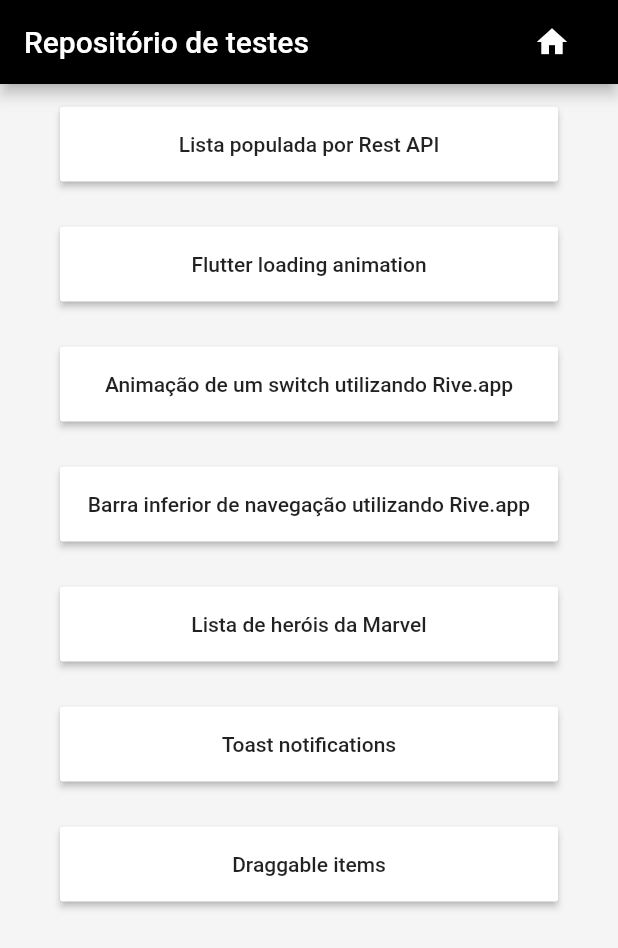
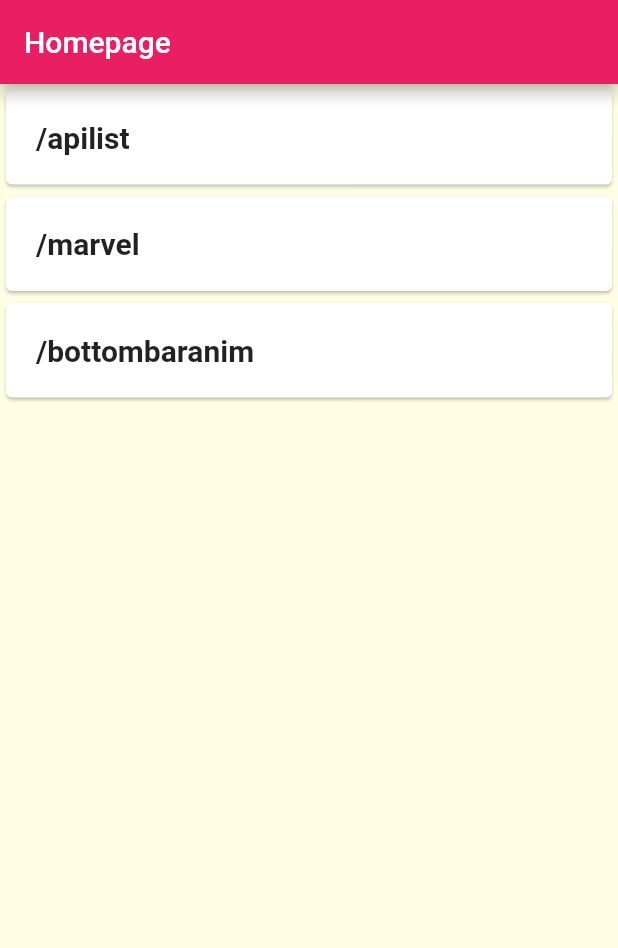
Before and after one commit to filipero/TesteFlutter, a Flutter app: the screen it shows after launch, on a phone screen of 412 x 824 dp. Shown: the top 948 px of the screen. Run offline on Flutter 3.47's test engine with Material 2 defaults, Android fonts, the phone set to English and light mode, and no system bars; drawn by our look-alikes of oktoast; our stand-ins replace flare_flutter; missing offline and left inert: random_color; Roboto replaces fonts that are missing (Raleway, RobotoCondensed).

Commit message:
Refatoração de navegação

```diff
--- a/lib/Screens/bottombaranimation.dart
+++ b/lib/Screens/bottombaranimation.dart
@@ -3,6 +3,7 @@ import 'package:flutter/material.dart';
 import 'package:flare_flutter/flare_actor.dart';
 
 class BottomBarAnim extends StatefulWidget {
+  static const routeName = '/bottombaranim';
   @override
   State createState() => new BottomBarAnimState();
 }
--- a/lib/Screens/draggableitems.dart
+++ b/lib/Screens/draggableitems.dart
@@ -2,6 +2,7 @@ import 'package:flutter/material.dart';
 import '../Widgets/moveablestackitem.dart';
 
 class DraggableItems extends StatefulWidget {
+  static const routeName = '/draggableitems';
   @override
   _DraggableItemsState createState() => _DraggableItemsState();
 }
--- a/lib/Screens/listviewapi.dart
+++ b/lib/Screens/listviewapi.dart
@@ -4,6 +4,7 @@ import 'package:flutter/material.dart';
 import 'package:http/http.dart' as http;
 
 class ApiList extends StatefulWidget {
+  static const routeName = '/apilist';
   @override
   ApiListState createState() => new ApiListState();
 }
--- a/lib/Screens/loaderanim.dart
+++ b/lib/Screens/loaderanim.dart
@@ -1,6 +1,7 @@
 import 'package:flutter/material.dart';
 
 class Loader extends StatefulWidget {
+  static const routeName = '/loader';
   @override
   State createState() => new LoaderState();
 }
--- a/lib/Screens/marvelheroes.dart
+++ b/lib/Screens/marvelheroes.dart
@@ -3,6 +3,7 @@ import 'dart:convert';
 import 'package:http/http.dart' as http;
 
 class MarvelHeroes extends StatefulWidget {
+  static const routeName = '/marvel';
   MarvelHeroes({Key key, this.title}) : super(key: key);
   final String title;
 
--- a/lib/Screens/riveanim.dart
+++ b/lib/Screens/riveanim.dart
@@ -4,6 +4,7 @@ import 'package:flutter/material.dart';
 import 'package:flare_flutter/flare_actor.dart';
 
 class RiveAnim extends StatefulWidget {
+  static const routeName = '/riveanim';
   @override
   State createState() => new RiveAnimState();
 }
--- a/lib/Screens/toast.dart
+++ b/lib/Screens/toast.dart
@@ -3,6 +3,7 @@ import 'package:oktoast/oktoast.dart';
 import '../Widgets/toast.dart';
 
 class ToastNotify extends StatefulWidget {
+  static const routeName = '/toast';
   @override
   _ToastNotifyState createState() => _ToastNotifyState();
 }
--- a/lib/main.dart
+++ b/lib/main.dart
@@ -9,8 +9,47 @@ import './system/theme.dart';
 import './Screens/toast.dart';
 import './Screens/draggableitems.dart';
 
-void main() {
-  runApp(OKToast(child: MaterialApp(theme: temaPadrao, home: HomePage())));
+void main() => runApp(MyApp());
+
+class MyApp extends StatefulWidget {
+  @override
+  _MyAppState createState() => _MyAppState();
+}
+
+class _MyAppState extends State<MyApp> {
+  @override
+  Widget build(BuildContext context) {
+    return MaterialApp(
+        title: 'DeliMeals',
+        theme: ThemeData(
+            primarySwatch: Colors.pink,
+            accentColor: Colors.amber,
+            canvasColor: Color.fromRGBO(255, 254, 229, 1),
+            fontFamily: 'Raleway',
+            textTheme: ThemeData.light().textTheme.copyWith(
+                  body1: TextStyle(
+                    color: Color.fromRGBO(20, 51, 51, 1),
+                  ),
+                  body2: TextStyle(
+                    color: Color.fromRGBO(20, 51, 51, 1),
+                  ),
+                  title: TextStyle(
+                      fontSize: 20,
+                      fontFamily: 'RobotoCondensed',
+                      fontWeight: FontWeight.bold),
+                )),
+        // home: CategoriesScreen(),
+        initialRoute: '/',
+        routes: {
+          '/': (ctx) => HomePage(),
+          MarvelHeroes.routeName: (ctx) => MarvelHeroes(),
+          ApiList.routeName: (ctx) => ApiList(),
+          BottomBarAnim.routeName: (ctx) => BottomBarAnim(),
+        },
+        onUnknownRoute: (settings) {
+          return MaterialPageRoute(builder: (ctx) => HomePage());
+        });
+  }
 }
 
 class HomePage extends StatefulWidget {
@@ -18,79 +57,34 @@ class HomePage extends StatefulWidget {
   _HomePageState createState() => _HomePageState();
 }
 
+Widget _buildList(context, routeName) {
+  return GestureDetector(
+    onTap: () => Navigator.pushNamed(context, routeName),
+    child: Card(
+      child: Padding(
+        padding: const EdgeInsets.all(20.0),
+        child: Text(
+          routeName,
+          style: Theme.of(context).textTheme.title,
+        ),
+      ),
+    ),
+  );
+}
+
 class _HomePageState extends State<HomePage> {
-  static List<String> telas = [
-    "Repositório de testes",
-    "Lista populada por Rest API",
-    "Flutter loading animation",
-    "Animação de um switch utilizando Rive.app",
-    "Barra inferior de navegação utilizando Rive.app",
-    "Lista de heróis da Marvel",
-    "Toast notifications",
-    "Draggable items"
-  ];
-  String telaAtual = telas[0].toString();
-  int paginaAtual = 0;
   @override
   Widget build(BuildContext context) {
     return Scaffold(
       appBar: AppBar(
-        title: Text(telaAtual),
-        actions: <Widget>[
-          FlatButton(
-            onPressed: () {
-              this.setState(() {
-                telaAtual = telas[0];
-                Navigator.canPop(context) ? Navigator.pop(context) : null;
-              });
-            },
-            child: Icon(
-              Icons.home,
-              color: Colors.white,
-            ),
-          )
+        title: Text('Homepage'),
+      ),
+      body: ListView(
+        children: <Widget>[
+          _buildList(context, ApiList.routeName),
+          _buildList(context, MarvelHeroes.routeName),
+          _buildList(context, BottomBarAnim.routeName)
         ],
-      ),
-      body: Container(
-        color: temaPadrao.backgroundColor,
-        child: telaAtual == telas[0]
-            ? ListView.builder(
-                itemCount: telas == null ? 0 : telas.length,
-                itemBuilder: (BuildContext context, int index) {
-                  return telas[index] == telas[0]
-                      ? Container()
-                      : Container(
-                          margin: EdgeInsets.symmetric(
-                              horizontal: 40, vertical: 15),
-                          height: 50,
-                          child: RaisedButton(
-                              child: Text(telas[index]),
-                              onPressed: () {
-                                this.setState(() {
-                                  telaAtual = telas[index];
-                                });
-                              }),
-                        );
-                })
-            : telaAtual == telas[1]
-                ? ApiList()
-                : telaAtual == telas[2]
-                    ? new Center(child: Loader())
-                    : telaAtual == telas[3]
-                        ? RiveAnim()
-                        : telaAtual == telas[4]
-                            ? BottomBarAnim()
-                            : telaAtual == telas[5]
-                                ? MarvelHeroes()
-                                : telaAtual == telas[6]
-                                    ? ToastNotify()
-                                    : telaAtual == telas[7]
-                                        ? DraggableItems()
-                                        : Container(
-                                            color: Colors.red[600],
-                                            height: double.infinity,
-                                            width: double.infinity,
-                                          ),
       ),
     );
   }
```
